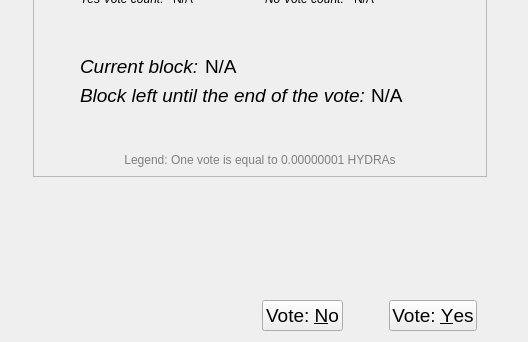
Before: the Qt Designer form src/qt/forms/votingpage.ui in Hydra-Chain/node, drawn with Qt 5; both pictures show x 322 to 850 and y 228 to 570 of the 850 by 570 pixel window.
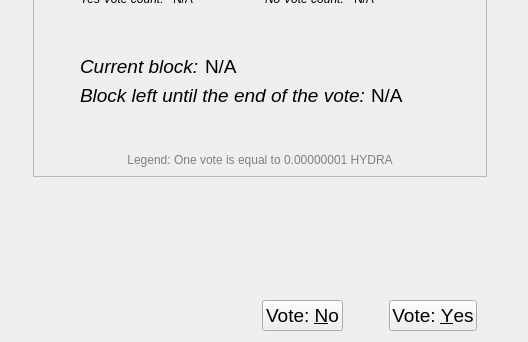
After: the same form once the commit is applied.

Commit message: fix hydras strings

```diff
--- a/src/qt/forms/votingpage.ui
+++ b/src/qt/forms/votingpage.ui
@@ -902,7 +902,7 @@
                <string notr="true">color: gray</string>
               </property>
               <property name="text">
-               <string>Legend: One vote is equal to 0.00000001 HYDRAs</string>
+               <string>Legend: One vote is equal to 0.00000001 HYDRA</string>
               </property>
               <property name="alignment">
                <set>Qt::AlignCenter</set>
```
The commit also changes 78 other files.
